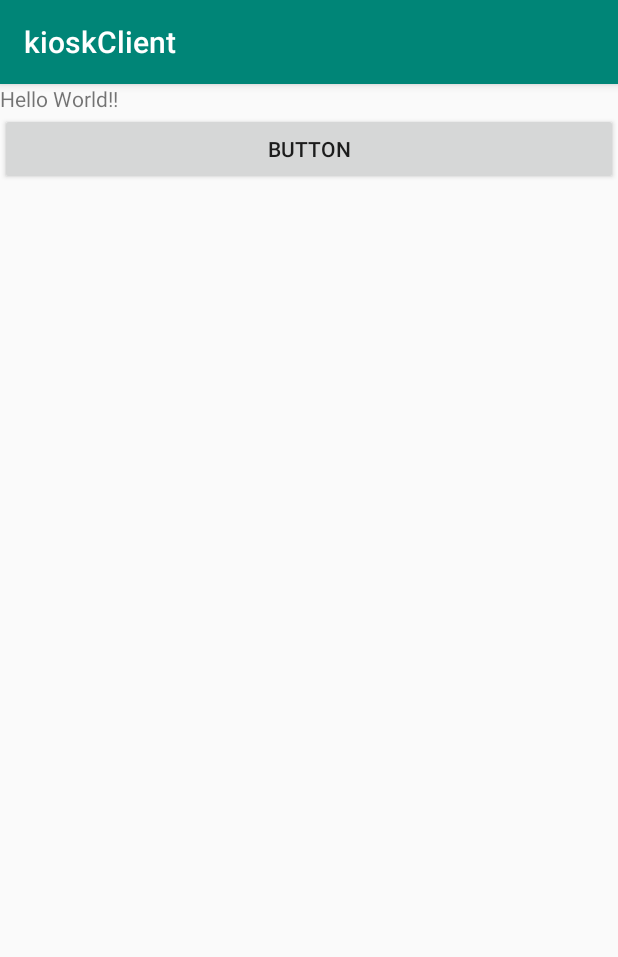
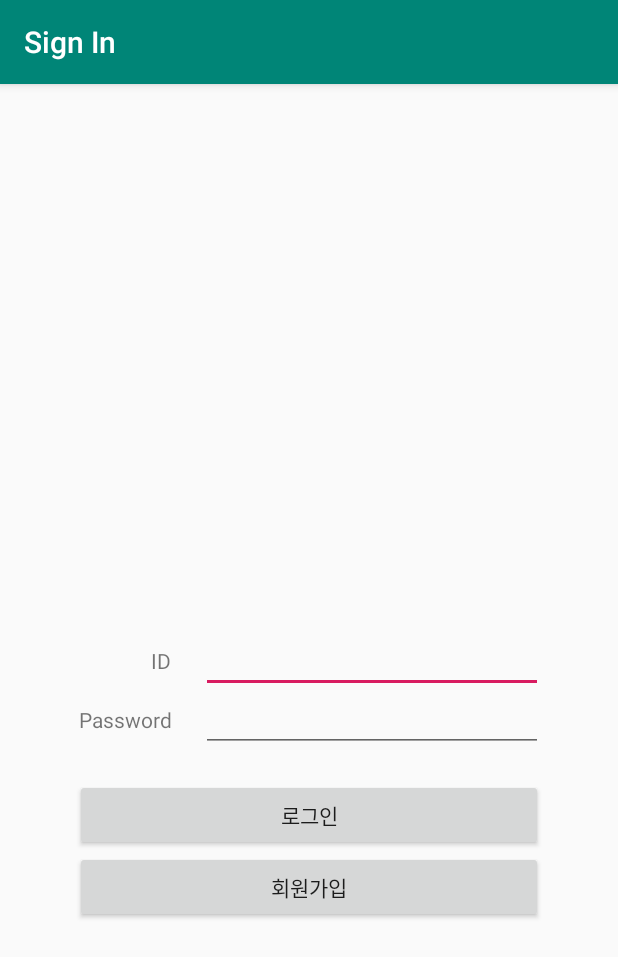
Before and after one commit to Hyeeeeona/kioskClient, an Android app: the screen it shows after launch (MainActivity before the commit, LoginActivity after it), on a phone screen of 412 x 824 dp. Shown: the top 957 px of the screen. Run offline under Robolectric (Android 15) with nearby library versions, the phone set to English and light mode, and no system bars; our stand-ins replace Firebase (no records; nobody signed in at launch, a user with empty details on screens opened directly).

Commit message:
login/register 페이지 구현

```diff
--- a/app/build.gradle
+++ b/app/build.gradle
@@ -1,4 +1,5 @@
 apply plugin: 'com.android.application'
+apply plugin: 'com.google.gms.google-services'
 
 android {
     compileSdkVersion 28
@@ -23,6 +24,8 @@ dependencies {
     implementation 'com.android.support:appcompat-v7:28.0.0'
     implementation 'com.android.support.constraint:constraint-layout:1.1.3'
     implementation 'com.android.support:design:28.0.0'
+    implementation 'com.google.android.gms:play-services-base:16.1.0'
+    implementation 'com.google.firebase:firebase-auth:17.0.0'
     testImplementation 'junit:junit:4.12'
     androidTestImplementation 'com.android.support.test:runner:1.0.2'
     androidTestImplementation 'com.android.support.test.espresso:espresso-core:3.0.2'
--- a/app/src/main/AndroidManifest.xml
+++ b/app/src/main/AndroidManifest.xml
@@ -9,9 +9,13 @@
         android:roundIcon="@mipmap/ic_launcher_round"
         android:supportsRtl="true"
         android:theme="@style/AppTheme">
+        <activity android:name=".RegisterActivity"></activity>
+        <activity
+            android:name=".LoginActivity"
+            android:label="Sign In" />
         <activity
             android:name=".Activity_Home"
-            android:label="@string/title_activity__home"></activity>
+            android:label="@string/title_activity__home" />
         <activity android:name=".MainActivity">
             <intent-filter>
                 <action android:name="android.intent.action.MAIN" />
--- /dev/null
+++ b/app/src/main/java/com/example/kioskclient/LoginActivity.java
@@ -0,0 +1,116 @@
+package com.example.kioskclient;
+
+import android.content.Intent;
+import android.support.annotation.NonNull;
+import android.support.v7.app.AppCompatActivity;
+import android.os.Bundle;
+import android.text.TextUtils;
+import android.util.Log;
+import android.view.View;
+import android.widget.Button;
+import android.widget.EditText;
+import android.widget.Toast;
+
+import com.google.android.gms.tasks.OnCompleteListener;
+import com.google.android.gms.tasks.Task;
+import com.google.firebase.auth.AuthResult;
+import com.google.firebase.auth.FirebaseAuth;
+import com.google.firebase.auth.FirebaseUser;
+
+public class LoginActivity extends AppCompatActivity implements View.OnClickListener {
+
+    private FirebaseAuth mAuth;
+    private FirebaseUser currentUser;
+    Button loginBtn;
+    EditText EtId, EtPw;
+    final String TAG = "LoginActivity";
+
+    @Override
+    protected void onCreate(Bundle savedInstanceState) {
+        super.onCreate(savedInstanceState);
+        setContentView(R.layout.activity_login);
+
+        mAuth = FirebaseAuth.getInstance();
+
+        findViewById(R.id.btn_login).setOnClickListener(this);
+        findViewById(R.id.btn_register).setOnClickListener(this);
+
+        EtId = (EditText)findViewById(R.id.et_id);
+        EtPw = (EditText)findViewById(R.id.et_pw);
+    }
+
+    private void singIn(String email, String password) {
+
+        if (!validateForm(email, password)) {
+            return;
+        }
+
+        // [START sign_in_with_email]
+        mAuth.signInWithEmailAndPassword(email, password)
+                .addOnCompleteListener(this, new OnCompleteListener<AuthResult>() {
+                    @Override
+                    public void onComplete(@NonNull Task<AuthResult> task) {
+                        if (task.isSuccessful()) {
+                            // Sign in success, update UI with the signed-in user's information
+                            Log.d(TAG, "signInWithEmail:success");
+                            FirebaseUser user = mAuth.getCurrentUser();
+
+                            currentUser = mAuth.getCurrentUser();
+
+                            Toast.makeText(LoginActivity.this, "로그인 성공" + "/" + currentUser.getEmail() + "/" + currentUser.getUid() ,Toast.LENGTH_SHORT).show();
+
+                            startActivity(new Intent(LoginActivity.this, MainActivity.class));
+                            finish();
+                        } else {
+                            // If sign in fails, display a message to the user.
+                            Log.w(TAG, "signInWithEmail:failure", task.getException());
+                            Toast.makeText(LoginActivity.this, "Authentication failed.",
+                                    Toast.LENGTH_SHORT).show();
+                        }
+/*
+                        // [START_EXCLUDE]
+                        if (!task.isSuccessful()) {
+                            mStatusTextView.setText(R.string.auth_failed);
+                        }
+                        hideProgressDialog();
+                        // [END_EXCLUDE]
+*/
+                    }
+                });
+        // [END sign_in_with_email]
+
+    }
+
+    private boolean validateForm(String email, String password) {
+        boolean valid = true;
+
+        if (TextUtils.isEmpty(email)) {
+            EtId.setError("Required.");
+            valid = false;
+        } else {
+            EtId.setError(null);
+        }
+
+        if (TextUtils.isEmpty(password)) {
+            EtPw.setError("Required.");
+            valid = false;
+        } else {
+            EtPw.setError(null);
+        }
+
+        return valid;
+    }
+
+
+    @Override
+    public void onClick(View v) {
+        int i = v.getId();
+        if (i == R.id.btn_login) {
+            singIn(EtId.getText().toString(), EtPw.getText().toString());
+        } else if (i == R.id.btn_register) {
+            startActivity(new Intent(LoginActivity.this, RegisterActivity.class));
+            finish();
+        }
+    }
+
+}
--- a/app/src/main/java/com/example/kioskclient/MainActivity.java
+++ b/app/src/main/java/com/example/kioskclient/MainActivity.java
@@ -5,19 +5,39 @@ import android.support.v7.app.AppCompatActivity;
 import android.os.Bundle;
 import android.view.View;
 import android.widget.Button;
+import android.widget.Toast;
+
+import com.google.firebase.auth.FirebaseAuth;
+import com.google.firebase.auth.FirebaseUser;
 
 public class MainActivity extends AppCompatActivity implements View.OnClickListener {
 
+    private FirebaseAuth mAuth;
+    private FirebaseUser currentUser;
     Button btn;
     @Override
     protected void onCreate(Bundle savedInstanceState) {
         super.onCreate(savedInstanceState);
         setContentView(R.layout.activity_main);
 
+        mAuth = FirebaseAuth.getInstance();
+
         btn = findViewById(R.id.Button);
         btn.setOnClickListener(this);
     }
 
+    @Override
+    public void onStart() {
+        super.onStart();
+
+        currentUser = mAuth.getCurrentUser();
+        if(currentUser == null){
+            startActivity(new Intent(MainActivity.this, LoginActivity.class));
+            finish();
+        } else {
+            Toast.makeText(MainActivity.this, "현재 로그인된 사용자 : " +currentUser.getEmail(), Toast.LENGTH_SHORT).show();
+        }
+    }
     @Override
     public void onClick(View view) {
 
--- /dev/null
+++ b/app/src/main/res/layout/activity_login.xml
@@ -0,0 +1,79 @@
+<?xml version="1.0" encoding="utf-8"?>
+<android.support.constraint.ConstraintLayout xmlns:android="http://schemas.android.com/apk/res/android"
+    xmlns:app="http://schemas.android.com/apk/res-auto"
+    xmlns:tools="http://schemas.android.com/tools"
+    android:layout_width="match_parent"
+    android:layout_height="match_parent"
+    tools:context=".LoginActivity">
+
+    <TextView
+        android:id="@+id/tv_id"
+        android:layout_width="0dp"
+        android:layout_height="wrap_content"
+        android:text="ID"
+        android:textAlignment="textEnd"
+        app:layout_constraintBottom_toBottomOf="parent"
+        app:layout_constraintHorizontal_weight="1"
+        app:layout_constraintLeft_toLeftOf="parent"
+        app:layout_constraintRight_toLeftOf="@+id/et_id"
+        app:layout_constraintTop_toTopOf="parent" />
+
+    <EditText
+        android:id="@+id/et_id"
+        android:layout_width="0dp"
+        android:layout_height="wrap_content"
+        android:layout_marginLeft="20dp"
+        android:layout_marginRight="50dp"
+        app:layout_constraintBaseline_toBaselineOf="@+id/tv_id"
+        app:layout_constraintHorizontal_weight="2"
+        app:layout_constraintLeft_toRightOf="@+id/tv_id"
+        app:layout_constraintRight_toRightOf="parent" />
+
+    <TextView
+        android:id="@+id/tv_pw"
+        android:layout_width="0dp"
+        android:layout_height="wrap_content"
+        android:layout_marginTop="20dp"
+        android:text="Password"
+        android:textAlignment="textEnd"
+        app:layout_constraintHorizontal_weight="1"
+        app:layout_constraintLeft_toLeftOf="parent"
+        app:layout_constraintRight_toLeftOf="@id/et_pw"
+        app:layout_constraintTop_toBottomOf="@id/tv_id" />
+
+    <EditText
+        android:id="@+id/et_pw"
+        android:layout_width="0dp"
+        android:layout_height="wrap_content"
+        android:layout_marginLeft="20dp"
+        android:layout_marginRight="50dp"
+        app:layout_constraintBaseline_toBaselineOf="@id/tv_pw"
+        app:layout_constraintHorizontal_weight="2"
+        app:layout_constraintLeft_toRightOf="@id/tv_pw"
+        app:layout_constraintRight_toRightOf="parent" />
+
+    <Button
+        android:id="@+id/btn_login"
+        android:layout_width="match_parent"
+        android:layout_height="wrap_content"
+        android:layout_marginTop="30dp"
+        android:layout_marginRight="50dp"
+        android:layout_marginLeft="50dp"
+        android:text="로그인"
+        app:layout_constraintLeft_toLeftOf="parent"
+        app:layout_constraintRight_toRightOf="parent"
+        app:layout_constraintTop_toBottomOf="@id/tv_pw" />
+
+    <Button
+        android:id="@+id/btn_register"
+        android:layout_width="match_parent"
+        android:layout_height="wrap_content"
+        android:layout_marginRight="50dp"
+        android:layout_marginLeft="50dp"
+        android:text="회원가입"
+        app:layout_constraintTop_toBottomOf="@id/btn_login"
+        app:layout_constraintLeft_toLeftOf="parent"
+        app:layout_constraintRight_toRightOf="parent"/>
+
+
+</android.support.constraint.ConstraintLayout>
```
Also changed, not shown: app/src/main/java/com/example/kioskclient/RegisterActivity.java (added, +104 -0 lines), app/src/main/res/layout/activity_register.xml (added, +75 -0 lines).
